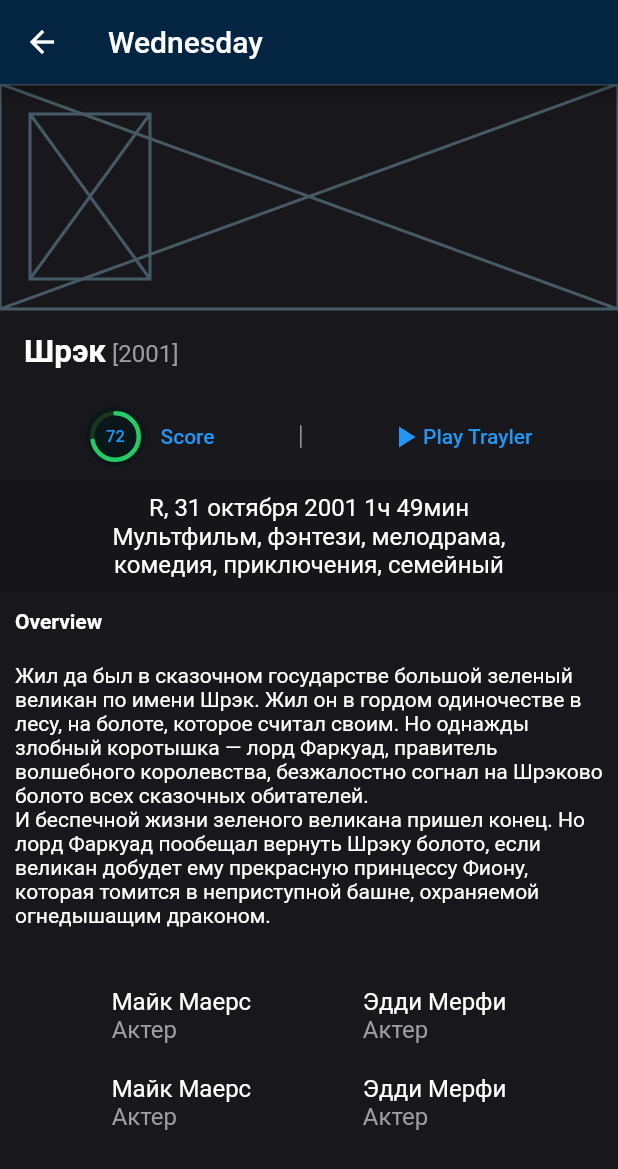
After one commit to s1mplesanya/flutter_basics, a Flutter app: the MovieDetailsWidget screen opened by its route, after a tap on "72", on a phone screen of 412 x 824 dp. The commit adds this screen. Shown: the top 1169 px of the screen. Run offline on Flutter 3.47's test engine with Material 2 defaults, Android fonts, the phone set to English and light mode, and no system bars.

Commit message:
progress bar + movie screen

```diff
--- a/lib/main.dart
+++ b/lib/main.dart
@@ -2,6 +2,7 @@ import 'package:flutter/material.dart';
 import 'package:lesson3/Theme/app_colors.dart';
 import 'package:lesson3/widgets/auth/auth_widget.dart';
 import 'package:lesson3/widgets/main_screen/main_screen_widget.dart';
+import 'package:lesson3/widgets/movie_details/movie_details_widget.dart';
 
 void main() {
   runApp(const MyApp());
@@ -27,6 +28,17 @@ class MyApp extends StatelessWidget {
       routes: {
         '/auth': (context) => const AuthWidget(),
         '/main_screen': (context) => const MainScreenWidget(),
+        '/main_screen/movie_details': (context) {
+          final arguments = ModalRoute.of(context)?.settings.arguments;
+          if (arguments is int) {
+            return MovieDetailsWidget(
+              movieId: arguments,
+            );
+          }
+          return const MovieDetailsWidget(
+            movieId: 0,
+          );
+        },
       },
       initialRoute: '/auth',
       // home: const AuthWidget(),
--- /dev/null
+++ b/lib/widgets/elements/radial_percent_widget.dart
@@ -0,0 +1,102 @@
+import 'package:flutter/material.dart';
+import 'dart:math';
+
+class RadialPercentWidget extends StatelessWidget {
+  final Widget child;
+
+  final double percent;
+  final Color fillColor;
+  final Color lineColor;
+  final Color freeColor;
+  final double lineWeight;
+  const RadialPercentWidget(
+      {super.key,
+      required this.child,
+      required this.percent,
+      required this.fillColor,
+      required this.lineColor,
+      required this.freeColor,
+      required this.lineWeight});
+
+  @override
+  Widget build(BuildContext context) {
+    return Stack(
+      fit: StackFit.expand,
+      children: [
+        CustomPaint(
+          painter: MyPainter(
+              percent: percent,
+              fillColor: fillColor,
+              lineColor: lineColor,
+              freeColor: freeColor,
+              lineWeight: lineWeight),
+        ),
+        Padding(
+          padding: const EdgeInsets.all(11),
+          child: Center(child: child),
+        )
+      ],
+    );
+  }
+}
+
+class MyPainter extends CustomPainter {
+  final double percent;
+  final Color fillColor;
+  final Color lineColor;
+  final Color freeColor;
+  final double lineWeight;
+
+  const MyPainter(
+      {required this.percent,
+      required this.fillColor,
+      required this.lineColor,
+      required this.freeColor,
+      required this.lineWeight});
+
+  @override
+  void paint(Canvas canvas, Size size) {
+    final arcRect = calculateArcsRect(size);
+    drawBackground(canvas, size);
+    drawFreeArc(canvas, arcRect);
+    drawFillArc(canvas, arcRect);
+  }
+
+  void drawFillArc(Canvas canvas, Rect arcRect) {
+    final paint = Paint();
+    paint.color = lineColor;
+    paint.style = PaintingStyle.stroke;
+    paint.strokeWidth = lineWeight;
+    paint.strokeCap = StrokeCap.round;
+    canvas.drawArc(arcRect, -pi / 2, 2 * pi * percent, false, paint);
+  }
+
+  void drawFreeArc(Canvas canvas, Rect arcRect) {
+    final paint = Paint();
+    paint.color = freeColor;
+    paint.style = PaintingStyle.stroke;
+    paint.strokeWidth = lineWeight;
+    canvas.drawArc(arcRect, 2 * pi * percent - pi / 2, 2 * pi * (1 - percent),
+        false, paint);
+  }
+
+  void drawBackground(Canvas canvas, Size size) {
+    final paint = Paint();
+    paint.color = fillColor;
+    paint.style = PaintingStyle.fill;
+    canvas.drawOval(Offset.zero & size, paint);
+  }
+
+  Rect calculateArcsRect(Size size) {
+    const linesMargin = 3;
+    final offSet = lineWeight / 2 + linesMargin;
+    final arcRect = Offset(offSet, offSet) &
+        Size(size.width - offSet * 2, size.height - offSet * 2);
+    return arcRect;
+  }
+
+  @override
+  bool shouldRepaint(covariant CustomPainter oldDelegate) {
+    return true;
+  }
+}
--- /dev/null
+++ b/lib/widgets/movie_details/movie_details_main_info_widget.dart
@@ -0,0 +1,251 @@
+import 'package:flutter/material.dart';
+
+import '../elements/radial_percent_widget.dart';
+
+class MovieDetailsMainInfoWidget extends StatelessWidget {
+  const MovieDetailsMainInfoWidget({super.key});
+
+  @override
+  Widget build(BuildContext context) {
+    return Column(
+      crossAxisAlignment: CrossAxisAlignment.start,
+      children: [
+        const _TopPosters(),
+        const Padding(
+          padding: EdgeInsets.all(16.0),
+          child: _MovieNameWidget(),
+        ),
+        const _ScoreWidget(),
+        const _SummaryWidget(),
+        Padding(
+          padding: const EdgeInsets.all(10.0),
+          child: _overViewWidget(),
+        ),
+        Padding(
+          padding: const EdgeInsets.all(10.0),
+          child: _descriptionWidget(),
+        ),
+        const _PeopleWidget(),
+      ],
+    );
+  }
+
+  Text _descriptionWidget() {
+    return const Text(
+      'Жил да был в сказочном государстве большой зеленый великан по имени Шрэк. Жил он в гордом одиночестве в лесу, на болоте, которое считал своим. Но однажды злобный коротышка — лорд Фаркуад, правитель волшебного королевства, безжалостно согнал на Шрэково болото всех сказочных обитателей. \nИ беспечной жизни зеленого великана пришел конец. Но лорд Фаркуад пообещал вернуть Шрэку болото, если великан добудет ему прекрасную принцессу Фиону, которая томится в неприступной башне, охраняемой огнедышащим драконом.',
+      style: TextStyle(color: Colors.white),
+    );
+  }
+
+  Text _overViewWidget() {
+    return const Text(
+      'Overview',
+      style: TextStyle(color: Colors.white, fontWeight: FontWeight.bold),
+    );
+  }
+}
+
+class _TopPosters extends StatelessWidget {
+  const _TopPosters({super.key});
+
+  @override
+  Widget build(BuildContext context) {
+    return Stack(
+      children: const [
+        // Image(image: AssetImage(AppImages.topHeader))
+        SizedBox(height: 150, child: Placeholder()),
+        Positioned(
+          top: 20,
+          left: 20,
+          bottom: 20,
+          child: SizedBox(
+            width: 80,
+            height: 120,
+            child: Placeholder(),
+          ),
+        ),
+      ],
+    );
+  }
+}
+
+class _MovieNameWidget extends StatelessWidget {
+  const _MovieNameWidget({super.key});
+
+  @override
+  Widget build(BuildContext context) {
+    return RichText(
+      maxLines: 3,
+      textAlign: TextAlign.center,
+      text: const TextSpan(children: [
+        TextSpan(
+            text: 'Шрэк',
+            style: TextStyle(fontWeight: FontWeight.bold, fontSize: 21)),
+        TextSpan(
+            text: ' [2001]',
+            style: TextStyle(
+                color: Colors.grey, fontSize: 16, fontWeight: FontWeight.w400)),
+      ]),
+    );
+  }
+}
+
+class _ScoreWidget extends StatelessWidget {
+  const _ScoreWidget({super.key});
+
+  @override
+  Widget build(BuildContext context) {
+    return Row(
+      mainAxisAlignment: MainAxisAlignment.spaceEvenly,
+      children: [
+        TextButton(
+          onPressed: () {},
+          child: Row(
+            children: const [
+              SizedBox(
+                width: 40,
+                height: 40,
+                child: RadialPercentWidget(
+                  percent: 0.72,
+                  fillColor: Color.fromARGB(255, 10, 23, 25),
+                  lineColor: Color.fromARGB(255, 37, 203, 103),
+                  freeColor: Color.fromARGB(255, 25, 54, 31),
+                  lineWeight: 3,
+                  child: Text(
+                    '72',
+                    style: TextStyle(fontSize: 11),
+                  ),
+                ),
+              ),
+              SizedBox(
+                width: 10,
+              ),
+              Text('Score'),
+            ],
+          ),
+        ),
+        Container(
+          width: 1,
+          height: 15,
+          color: Colors.grey,
+        ),
+        TextButton(
+          onPressed: () {},
+          child: Row(
+            children: const [
+              Icon(Icons.play_arrow),
+              Text('Play Trayler'),
+            ],
+          ),
+        ),
+      ],
+    );
+  }
+}
+
+class _SummaryWidget extends StatelessWidget {
+  const _SummaryWidget({super.key});
+
+  @override
+  Widget build(BuildContext context) {
+    return const ColoredBox(
+      color: Color.fromRGBO(22, 21, 25, 1.0),
+      child: Padding(
+        padding: EdgeInsets.symmetric(horizontal: 70, vertical: 10),
+        child: Text(
+          'R, 31 октября 2001 1ч 49мин Мультфильм, фэнтези, мелодрама, комедия, приключения, семейный',
+          style: TextStyle(
+              color: Colors.white, fontSize: 16, fontWeight: FontWeight.w400),
+          maxLines: 3,
+          textAlign: TextAlign.center,
+        ),
+      ),
+    );
+  }
+}
+
+class _PeopleWidget extends StatelessWidget {
+  const _PeopleWidget({super.key});
+
+  @override
+  Widget build(BuildContext context) {
+    const peoplesTextStyle = TextStyle(
+        color: Colors.white, fontSize: 16, fontWeight: FontWeight.w400);
+    const jobTitleTextStyle = TextStyle(
+        color: Colors.grey, fontSize: 16, fontWeight: FontWeight.w400);
+    return Column(
+      children: [
+        const SizedBox(
+          height: 30,
+        ),
+        Row(
+          mainAxisSize: MainAxisSize.max,
+          mainAxisAlignment: MainAxisAlignment.spaceEvenly,
+          children: [
+            Column(
+              crossAxisAlignment: CrossAxisAlignment.start,
+              children: const [
+                Text(
+                  'Майк Маерс',
+                  style: peoplesTextStyle,
+                ),
+                Text(
+                  'Актер',
+                  style: jobTitleTextStyle,
+                ),
+              ],
+            ),
+            Column(
+              crossAxisAlignment: CrossAxisAlignment.start,
+              children: const [
+                Text(
+                  'Эдди Мерфи',
+                  style: peoplesTextStyle,
+                ),
+                Text(
+                  'Актер',
+                  style: jobTitleTextStyle,
+                ),
+              ],
+            ),
+          ],
+        ),
+        const SizedBox(
+          height: 20,
+        ),
+        Row(
+          mainAxisSize: MainAxisSize.max,
+          mainAxisAlignment: MainAxisAlignment.spaceEvenly,
+          children: [
+            Column(
+              crossAxisAlignment: CrossAxisAlignment.start,
+              children: const [
+                Text(
+                  'Майк Маерс',
+                  style: peoplesTextStyle,
+                ),
+                Text(
+                  'Актер',
+                  style: jobTitleTextStyle,
+                ),
+              ],
+            ),
+            Column(
+              crossAxisAlignment: CrossAxisAlignment.start,
+              children: const [
+                Text(
+                  'Эдди Мерфи',
+                  style: peoplesTextStyle,
+                ),
+                Text(
+                  'Актер',
+                  style: jobTitleTextStyle,
+                ),
+              ],
+            ),
+          ],
+        ),
+      ],
+    );
+  }
+}
--- /dev/null
+++ b/lib/widgets/movie_details/movie_details_widget.dart
@@ -0,0 +1,30 @@
+import 'package:flutter/material.dart';
+
+import 'movie_details_main_info_widget.dart';
+
+class MovieDetailsWidget extends StatefulWidget {
+  final int movieId;
+  const MovieDetailsWidget({super.key, required this.movieId});
+
+  @override
+  State<MovieDetailsWidget> createState() => _MovieDetailsWidgetState();
+}
+
+class _MovieDetailsWidgetState extends State<MovieDetailsWidget> {
+  @override
+  Widget build(BuildContext context) {
+    return Scaffold(
+      appBar: AppBar(
+        title: const Text('Wednesday'),
+      ),
+      body: ColoredBox(
+        color: const Color.fromRGBO(24, 23, 27, 1.0),
+        child: ListView(
+          children: [
+            MovieDetailsMainInfoWidget(),
+          ],
+        ),
+      ),
+    );
+  }
+}
--- a/lib/widgets/movie_list/movie_list_widget.dart
+++ b/lib/widgets/movie_list/movie_list_widget.dart
@@ -1,13 +1,15 @@
 import 'package:flutter/material.dart';
 
 class Movie {
+  final int id;
   final String imageName;
   final String title;
   final String time;
   final String description;
 
   Movie(
-      {required this.imageName,
+      {required this.id,
+      required this.imageName,
       required this.title,
       required this.time,
       required this.description});
@@ -23,17 +25,20 @@ class MovieListWidget extends StatefulWidget {
 class _MovieListWidgetState extends State<MovieListWidget> {
   final _movies = {
     Movie(
+        id: 1,
         imageName: 'image1',
-        title: 'Wednesday',
-        time: '31 октября 2022',
+        title: 'Назад в будущее',
+        time: '1985 год',
         description:
-            'Уэнсдэй, дочь Гомеса и Мортиши Аддамс, учится в академии Nevermore. Ей предстоит освоить экстрасенсорные способности, чтобы остановить местного серийного убийцу и раскрыть тайну родителей.'),
+            'Подросток Марти с помощью машины времени, сооружённой его другом-профессором доком Брауном, попадает из 80-х в далекие 50-е. Там он встречается со своими будущими родителями, ещё подростками, и другом-профессором, совсем молодым.'),
     Movie(
+        id: 2,
+        // imageName: AppImages.moviePlaceholder,
         imageName: 'image1',
-        title: 'Monastir',
-        time: '19 ноября 2022',
+        title: 'Шрэк',
+        time: '2001 год',
         description:
-            'Мария — обаятельная тусовщица, которая живёт за чужой счёт. Однажды в Эмиратах она едет в ночной клуб вместе с женой миллиардера, вечеринка выходит из-под контроля, и теперь Марии грозит тюрьма, её преследуют опасные люди, а счета оказываются заблокированы. Приходится бежать в Россию, но и дома она не в безопасности — и девушка укрывается в стенах монастыря.'),
+            'Жил да был в сказочном государстве большой зеленый великан по имени Шрэк. Жил он в гордом одиночестве в лесу, на болоте, которое считал своим. Но однажды злобный коротышка — лорд Фаркуад, правитель волшебного королевства, безжалостно согнал на Шрэково болото всех сказочных обитателей. \nИ беспечной жизни зеленого великана пришел конец. Но лорд Фаркуад пообещал вернуть Шрэку болото, если великан добудет ему прекрасную принцессу Фиону, которая томится в неприступной башне, охраняемой огнедышащим драконом.'),
   };
   var _filteredMovies = <Movie>[];
 
@@ -58,6 +63,12 @@ class _MovieListWidgetState extends State<MovieListWidget> {
 
     _filteredMovies = _movies.toList();
     _searchController.addListener(_searchMovies);
+  }
+
+  void _onMovieTap(int index) {
+    final id = _movies.toList()[index].id;
+    Navigator.of(context)
+        .pushNamed('/main_screen/movie_details', arguments: id);
   }
 
   @override
@@ -141,7 +152,7 @@ class _MovieListWidgetState extends State<MovieListWidget> {
                     color: Colors.transparent,
                     child: InkWell(
                       borderRadius: const BorderRadius.all(Radius.circular(10)),
-                      onTap: () {},
+                      onTap: () => _onMovieTap(index),
                     ),
                   )
                 ],
```
